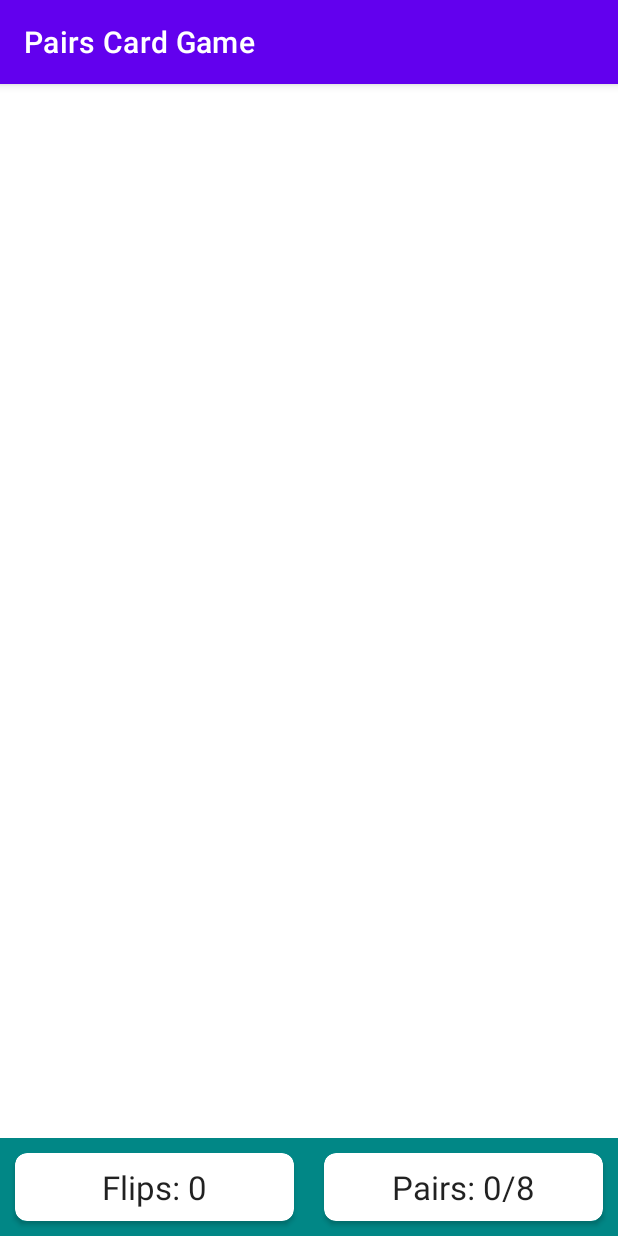
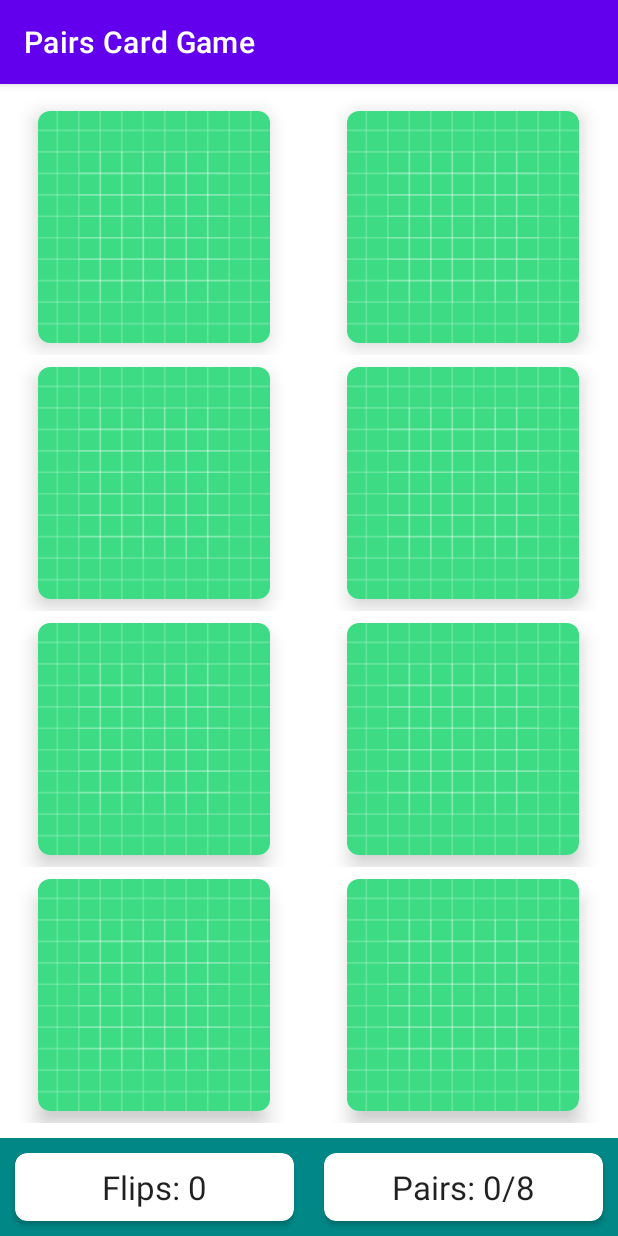
Before and after one commit to jeqiu/pairs-card-game-kotlin, an Android app: the screen it shows after launch (MainActivity), on a phone screen of 412 x 824 dp. Run offline under Robolectric (Android 15) with nearby library versions, the phone set to English and light mode, and no system bars; 1 statement that could not run was skipped.

Commit message:
add cards

```diff
--- /dev/null
+++ b/app/src/main/java/com/example/pairscardgame/CardBoardAdaptor.kt
@@ -0,0 +1,53 @@
+package com.example.pairscardgame
+
+import android.content.Context
+import android.util.Log
+import android.view.LayoutInflater
+import android.view.View
+import android.view.ViewGroup
+import android.widget.ImageButton
+import androidx.cardview.widget.CardView
+import androidx.recyclerview.widget.RecyclerView
+import kotlin.math.min
+
+class CardBoardAdaptor(private val context: Context, private val numCards: Int) :
+    RecyclerView.Adapter<CardBoardAdaptor.ViewHolder>() {
+
+    companion object {
+        private const val MARGIN_SIZE = 12
+        private const val TAG = "CardBoardAdaptor"
+    }
+
+    inner class ViewHolder(itemView: View) : RecyclerView.ViewHolder(itemView) {
+
+        private val imageButton = itemView.findViewById<ImageButton>(R.id.imageButton)
+
+        fun bind(position: Int) {
+            imageButton.setOnClickListener(
+                Log.i(TAG, "Clicked on position $position")
+            )
+        }
+    }
+
+    override fun onCreateViewHolder(parent: ViewGroup, viewType: Int): ViewHolder {
+        val cardHeight = parent.height / 4 - (2 * MARGIN_SIZE)
+        val cardWidth = parent.width / 2 - (2 * MARGIN_SIZE)
+        val cardSideLength = min(cardWidth, cardHeight)
+        val view : View = LayoutInflater.from(context).inflate(R.layout.memory_card, parent, false)
+        val layoutParams : ViewGroup.MarginLayoutParams = view.findViewById<CardView>(R.id.cardView).layoutParams as ViewGroup.MarginLayoutParams
+        layoutParams.width = cardSideLength
+        layoutParams.height = cardSideLength
+        layoutParams.setMargins(MARGIN_SIZE, MARGIN_SIZE, MARGIN_SIZE, MARGIN_SIZE)
+        return ViewHolder(view)
+    }
+
+    override fun onBindViewHolder(holder: ViewHolder, position: Int) {
+        holder.bind(position)
+    }
+
+// shorter syntax for return value: override fun getItemCount() = numCards
+    override fun getItemCount(): Int {
+        return numCards
+    }
+
+}
--- a/app/src/main/java/com/example/pairscardgame/MainActivity.kt
+++ b/app/src/main/java/com/example/pairscardgame/MainActivity.kt
@@ -3,6 +3,7 @@ package com.example.pairscardgame
 import androidx.appcompat.app.AppCompatActivity
 import android.os.Bundle
 import android.widget.TextView
+import androidx.recyclerview.widget.GridLayoutManager
 import androidx.recyclerview.widget.RecyclerView
 
 class MainActivity : AppCompatActivity() {
@@ -18,5 +19,9 @@ class MainActivity : AppCompatActivity() {
         rvBoard = findViewById(R.id.rvBoard)
         tvNumFlips = findViewById(R.id.tvNumFlips)
         tvNumPairs = findViewById(R.id.tvNumPairs)
+
+        rvBoard.adapter = CardBoardAdaptor(this, 8)
+        rvBoard.setHasFixedSize(true)
+        rvBoard.layoutManager = GridLayoutManager(this, 2)
     }
 }
--- a/app/src/main/res/layout/activity_main.xml
+++ b/app/src/main/res/layout/activity_main.xml
@@ -56,6 +56,8 @@
         android:id="@+id/rvBoard"
         android:layout_width="0dp"
         android:layout_height="0dp"
+        android:layout_marginTop="10dp"
+        android:layout_marginBottom="10dp"
         app:layout_constraintBottom_toTopOf="@+id/llCardGame"
         app:layout_constraintEnd_toEndOf="parent"
         app:layout_constraintStart_toStartOf="parent"
--- /dev/null
+++ b/app/src/main/res/layout/memory_card.xml
@@ -0,0 +1,24 @@
+<?xml version="1.0" encoding="utf-8"?>
+<LinearLayout xmlns:android="http://schemas.android.com/apk/res/android"
+    xmlns:app="http://schemas.android.com/apk/res-auto"
+    android:layout_width="match_parent"
+    android:layout_height="wrap_content"
+    android:gravity="center"
+    android:orientation="vertical">
+
+    <androidx.cardview.widget.CardView
+        android:id="@+id/cardView"
+        android:layout_width="80dp"
+        android:layout_height="120dp"
+        app:cardCornerRadius="8dp"
+        app:cardElevation="8dp">
+
+        <ImageButton
+            android:id="@+id/imageButton"
+            android:layout_width="match_parent"
+            android:layout_height="match_parent"
+            android:background="@color/white"
+            android:scaleType="centerCrop"
+            app:srcCompat="@drawable/ic_launcher_background" />
+    </androidx.cardview.widget.CardView>
+</LinearLayout>
```
